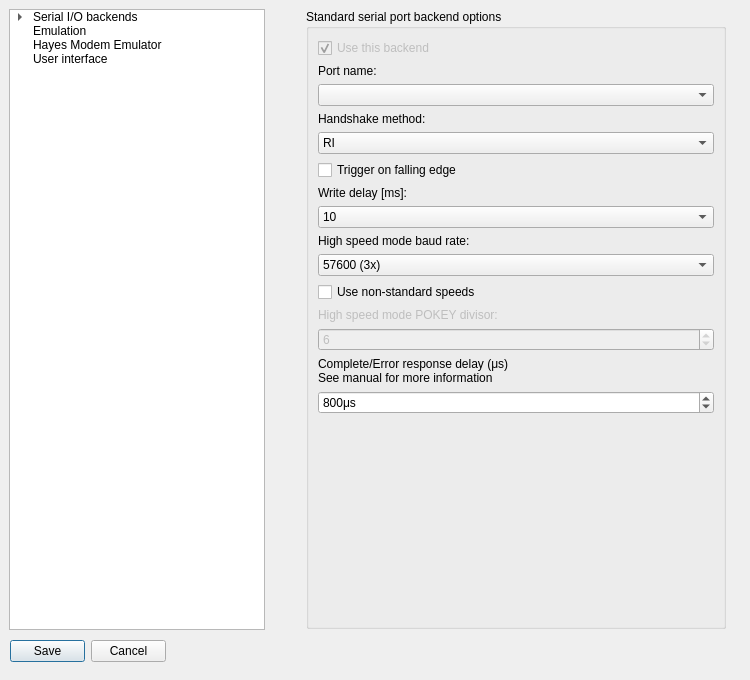
Above: src/optionsdialog.ui from pjones1063/AspeQt-2k26 before the change. Below: the same form after it.
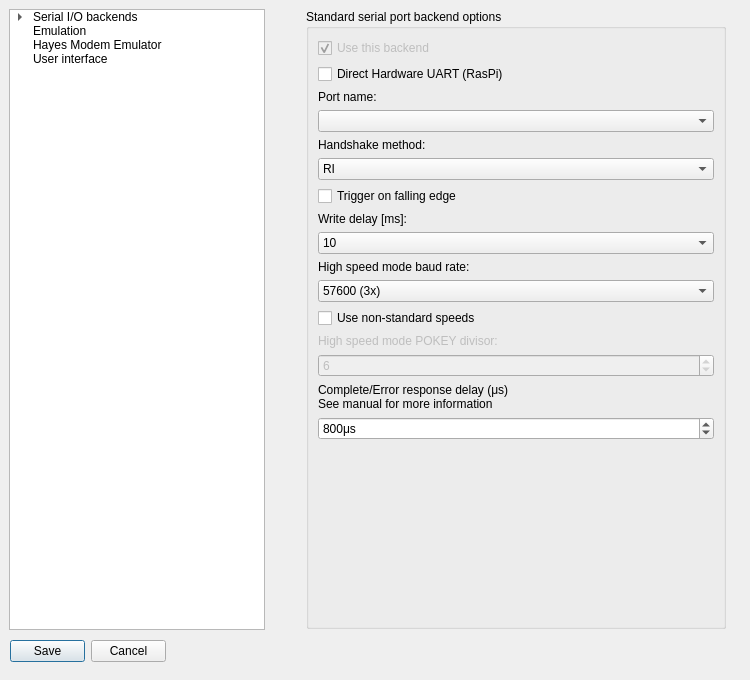
That is the form after the change. The open tabs and pages were chosen to show the change.

What changed in the file:
```diff
--- a/src/optionsdialog.ui
+++ b/src/optionsdialog.ui
@@ -151,6 +151,13 @@
           </property>
          </widget>
         </item>
+        <item>
+         <widget class="QCheckBox" name="mDirectUart">
+          <property name="text">
+           <string>Direct Hardware UART (RasPi)</string>
+          </property>
+         </widget>
+        </item>
         <item>
          <widget class="QLabel" name="serialPortDeviceNameLabel">
           <property name="sizePolicy">
```
Left out of the diff: 2 changed lines with no effect on the pictures.
